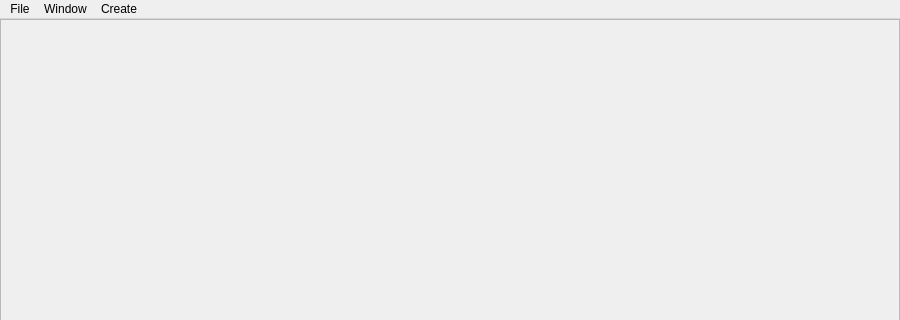
This is main/spectra/src/MainWindow.ui in FRIBDAQ/SpecTcl as Qt 5 draws it before an edit; both pictures show x 0 to 900 and y 0 to 320 of the 900 by 700 pixel window. The edited form follows.
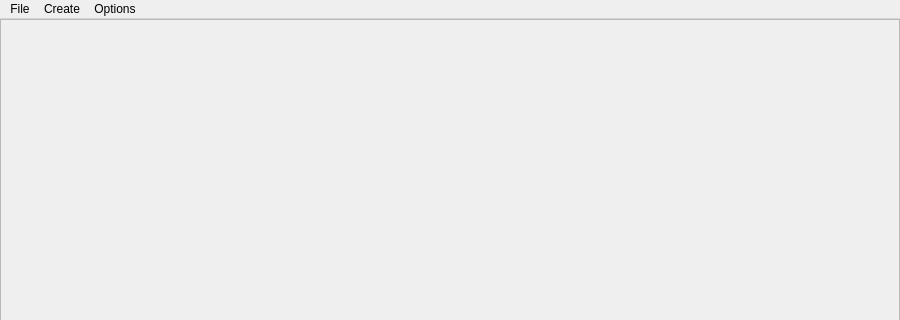
This is the edited form. Icons and pictures are not drawn.

```diff
--- a/main/spectra/src/MainWindow.ui
+++ b/main/spectra/src/MainWindow.ui
@@ -77,28 +77,21 @@
     <addaction name="actionConfigure"/>
     <addaction name="actionExit"/>
    </widget>
-   <widget class="QMenu" name="menuWindow">
-    <property name="title">
-     <string>Window</string>
-    </property>
-    <widget class="QMenu" name="menuPanels">
-     <property name="title">
-      <string>Panels</string>
-     </property>
-     <addaction name="actionHIstograms"/>
-     <addaction name="actionGates"/>
-    </widget>
-    <addaction name="menuPanels"/>
-   </widget>
    <widget class="QMenu" name="menuCreate">
     <property name="title">
      <string>Create</string>
     </property>
     <addaction name="actionNewHistogram"/>
    </widget>
+   <widget class="QMenu" name="menuOptions">
+    <property name="title">
+     <string>Options</string>
+    </property>
+    <addaction name="pAutoUpdateAction"/>
+   </widget>
    <addaction name="menuFile"/>
-   <addaction name="menuWindow"/>
    <addaction name="menuCreate"/>
+   <addaction name="menuOptions"/>
   </widget>
   <action name="actionExit">
    <property name="text">
```
Left out of the diff: 5 changed lines with no effect on the pictures.
